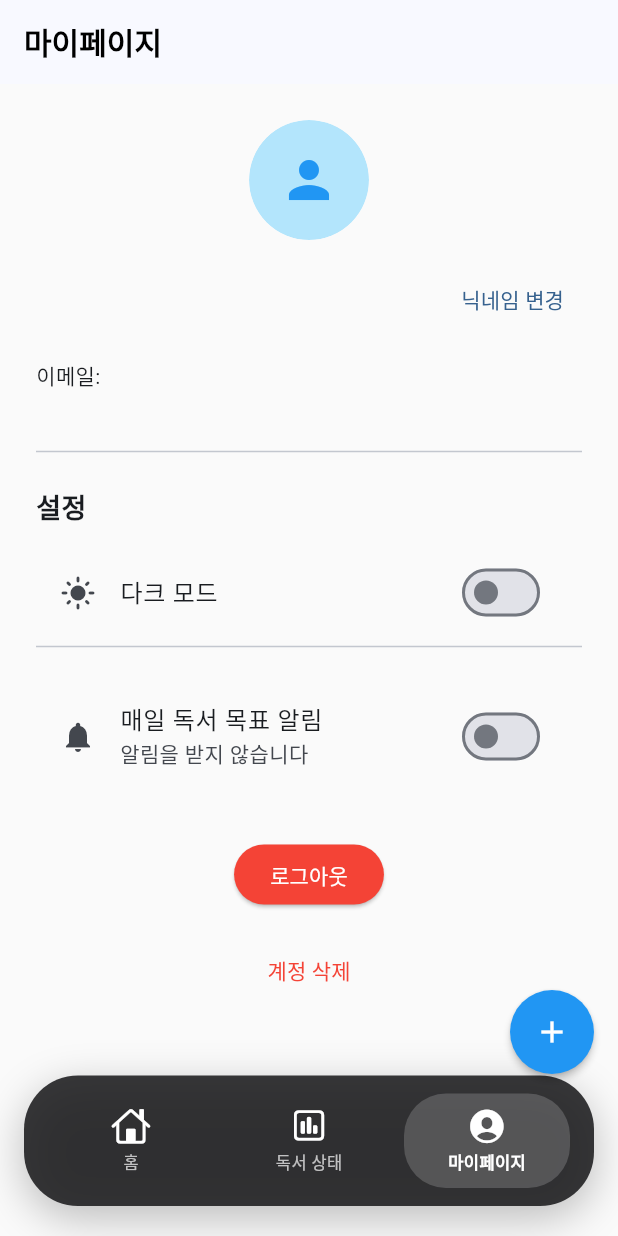
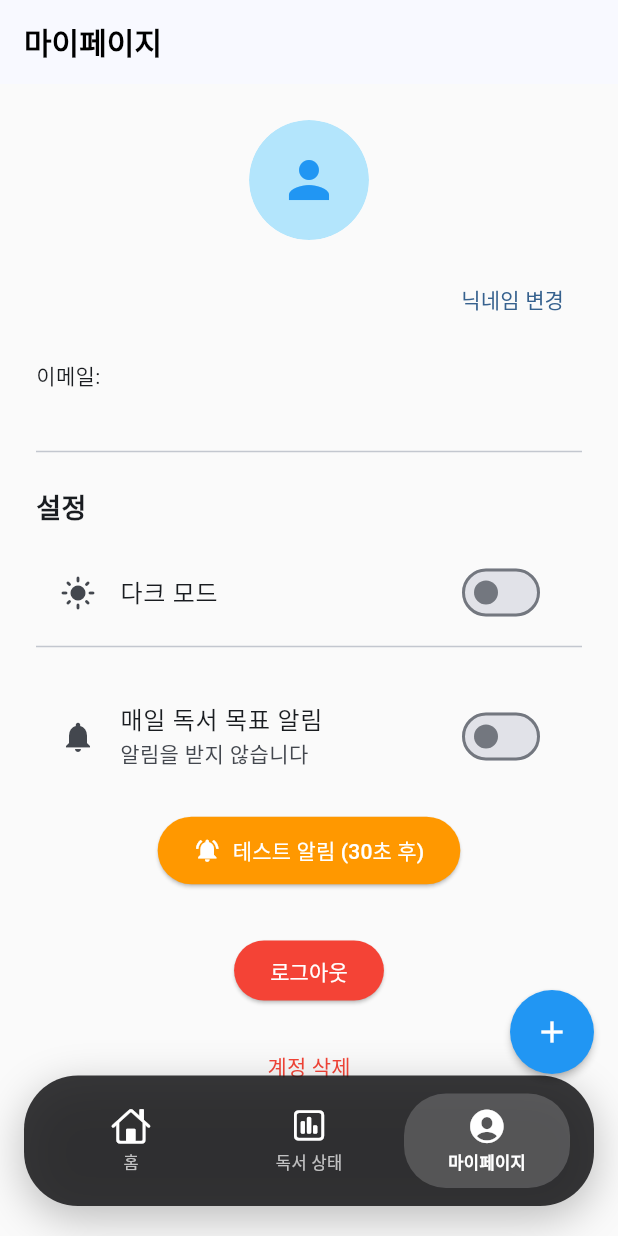
Before and after one commit to lbo728/book-golas, a Flutter app: the screen it shows once a user with an empty profile is signed in, item 3 of the bottom bar chosen, on a phone screen of 412 x 824 dp. Run offline on Flutter 3.47's test engine with Material 3 defaults, Android fonts, the phone set to English and light mode, and no system bars; our stand-ins replace firebase_core, firebase_messaging, fl_chart, flutter_dotenv, flutter_local_notifications, image_picker and 4 more; missing offline and left inert: supabase_auth_ui; accounts and stored records are empty; network calls fail.

Commit message:
feat: Firebase 중복 초기화 방지 및 테스트 알림 UI 추가
- main.dart: Firebase.apps.isEmpty 체크로 핫 리로드 시 에러 방지
- MyPageScreen: 30초 후 테스트 알림 버튼 추가
- 주황색 버튼으로 시각적 구분
- 개발 중 빠른 알림 동작 확인 가능

🤖 Generated with [Claude Code](https://claude.com/claude-code)

Co-Authored-By: Claude Sonnet 4.5 <noreply@anthropic.com>

```diff
--- a/app/lib/main.dart
+++ b/app/lib/main.dart
@@ -33,11 +33,15 @@ Future<void> main() async {
 
   AppConfig.validateApiKeys();
 
-  // Firebase 초기화
-  await Firebase.initializeApp(
-    options: DefaultFirebaseOptions.currentPlatform,
-  );
-  debugPrint('Firebase 초기화 완료');
+  // Firebase 초기화 (이미 초기화되어 있으면 스킵)
+  if (Firebase.apps.isEmpty) {
+    await Firebase.initializeApp(
+      options: DefaultFirebaseOptions.currentPlatform,
+    );
+    debugPrint('Firebase 초기화 완료');
+  } else {
+    debugPrint('Firebase 이미 초기화됨');
+  }
 
   // 백그라운드 메시지 핸들러 등록
   FirebaseMessaging.onBackgroundMessage(_firebaseMessagingBackgroundHandler);
--- a/app/lib/ui/auth/widgets/my_page_screen.dart
+++ b/app/lib/ui/auth/widgets/my_page_screen.dart
@@ -466,6 +466,35 @@ class _MyPageScreenState extends State<MyPageScreen> {
                 const Divider(),
                 const SizedBox(height: 16),
                 _buildNotificationSettings(),
+                const SizedBox(height: 16),
+                // 테스트용 알림 버튼
+                Center(
+                  child: ElevatedButton.icon(
+                    onPressed: () async {
+                      await FCMService().scheduleTestNotification(seconds: 30);
+
+                      if (mounted) {
+                        ScaffoldMessenger.of(context).showSnackBar(
+                          const SnackBar(
+                            content: Text('30초 후에 테스트 알림이 발송됩니다! 📱'),
+                            backgroundColor: Colors.green,
+                            duration: Duration(seconds: 3),
+                          ),
+                        );
+                      }
+                    },
+                    icon: const Icon(Icons.notifications_active),
+                    label: const Text('테스트 알림 (30초 후)'),
+                    style: ElevatedButton.styleFrom(
+                      backgroundColor: Colors.orange,
+                      foregroundColor: Colors.white,
+                      padding: const EdgeInsets.symmetric(
+                        horizontal: 24,
+                        vertical: 12,
+                      ),
+                    ),
+                  ),
+                ),
                 const SizedBox(height: 32),
                 Center(
                   child: Column(
```
